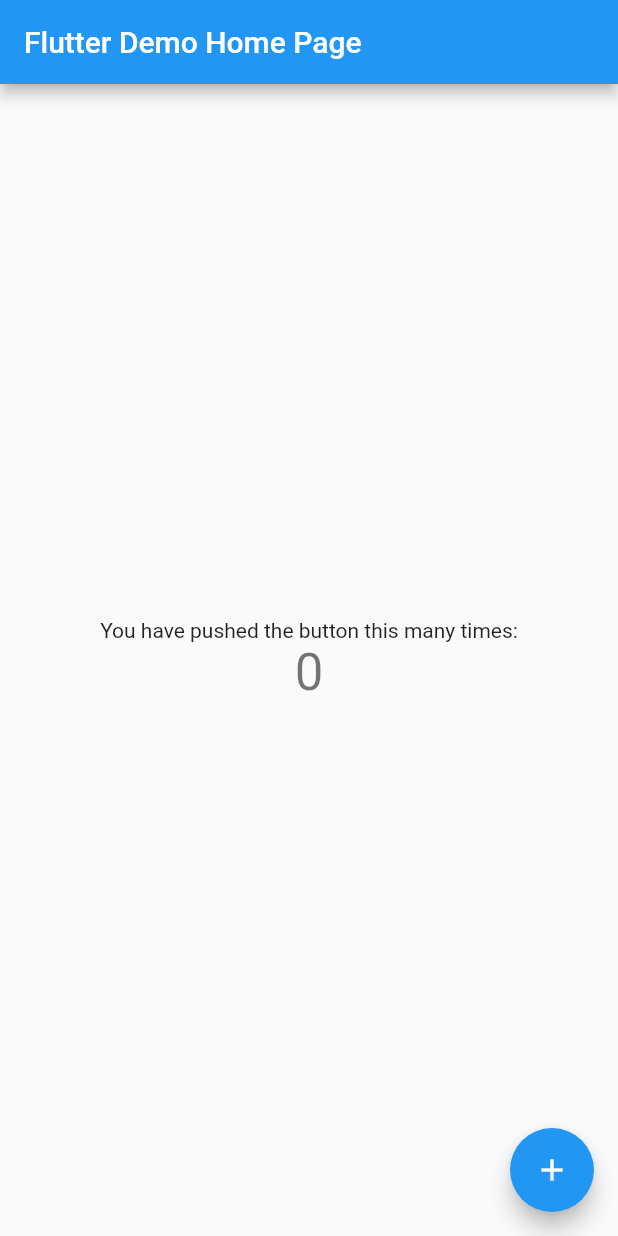
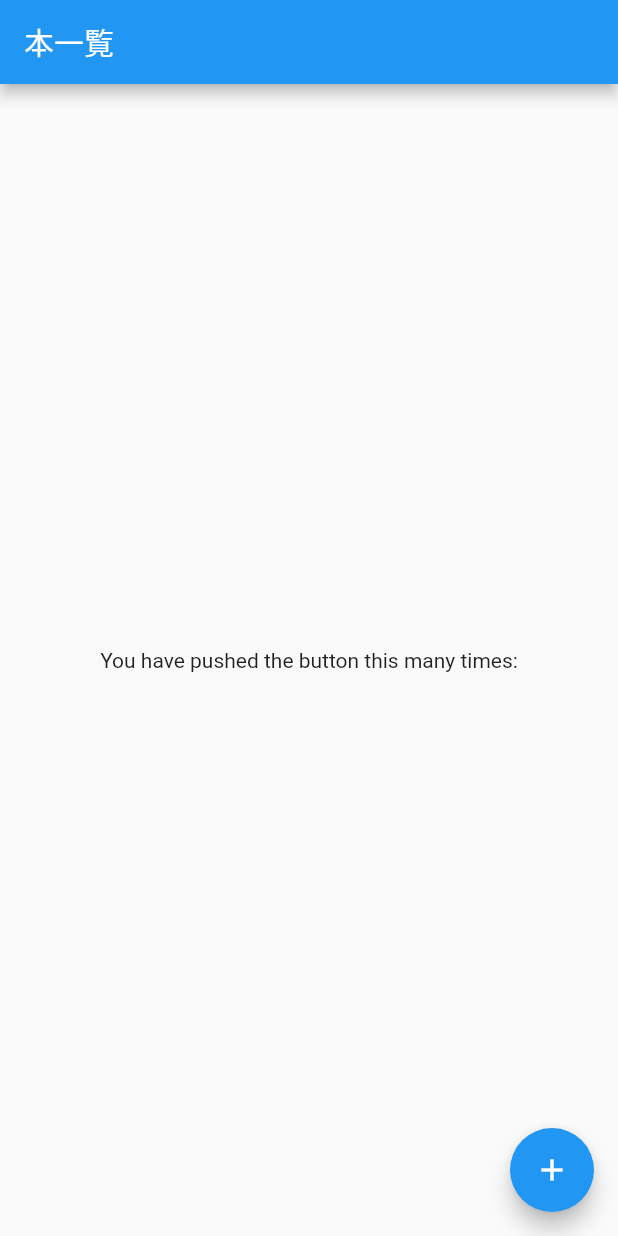
Before and after one commit to itsudemo-docodemo/book_list_sample, a Flutter app: the screen it shows after launch, on a phone screen of 412 x 824 dp. Run offline on Flutter 3.47's test engine with Material 2 defaults, Android fonts, the phone set to English and light mode, and no system bars.

Commit message:
コードをシンプルに

```diff
--- a/lib/main.dart
+++ b/lib/main.dart
@@ -11,102 +11,24 @@ class MyApp extends StatelessWidget {
   @override
   Widget build(BuildContext context) {
     return MaterialApp(
-      title: 'Flutter Demo',
-      theme: ThemeData(
-        // This is the theme of your application.
-        //
-        // Try running your application with "flutter run". You'll see the
-        // application has a blue toolbar. Then, without quitting the app, try
-        // changing the primarySwatch below to Colors.green and then invoke
-        // "hot reload" (press "r" in the console where you ran "flutter run",
-        // or simply save your changes to "hot reload" in a Flutter IDE).
-        // Notice that the counter didn't reset back to zero; the application
-        // is not restarted.
-        primarySwatch: Colors.blue,
-      ),
-      home: const MyHomePage(title: 'Flutter Demo Home Page'),
+      title: 'BookListSample',
+      home: MyHomePage(),
     );
   }
 }
 
-class MyHomePage extends StatefulWidget {
-  const MyHomePage({Key? key, required this.title}) : super(key: key);
-
-  // This widget is the home page of your application. It is stateful, meaning
-  // that it has a State object (defined below) that contains fields that affect
-  // how it looks.
-
-  // This class is the configuration for the state. It holds the values (in this
-  // case the title) provided by the parent (in this case the App widget) and
-  // used by the build method of the State. Fields in a Widget subclass are
-  // always marked "final".
-
-  final String title;
-
-  @override
-  State<MyHomePage> createState() => _MyHomePageState();
-}
-
-class _MyHomePageState extends State<MyHomePage> {
-  int _counter = 0;
-
-  void _incrementCounter() {
-    setState(() {
-      // This call to setState tells the Flutter framework that something has
-      // changed in this State, which causes it to rerun the build method below
-      // so that the display can reflect the updated values. If we changed
-      // _counter without calling setState(), then the build method would not be
-      // called again, and so nothing would appear to happen.
-      _counter++;
-    });
-  }
-
+class MyHomePage extends StatelessWidget {
   @override
   Widget build(BuildContext context) {
-    // This method is rerun every time setState is called, for instance as done
-    // by the _incrementCounter method above.
-    //
-    // The Flutter framework has been optimized to make rerunning build methods
-    // fast, so that you can just rebuild anything that needs updating rather
-    // than having to individually change instances of widgets.
     return Scaffold(
-      appBar: AppBar(
-        // Here we take the value from the MyHomePage object that was created by
-        // the App.build method, and use it to set our appbar title.
-        title: Text(widget.title),
-      ),
+      appBar: AppBar(title: Text('本一覧')),
       body: Center(
-        // Center is a layout widget. It takes a single child and positions it
-        // in the middle of the parent.
-        child: Column(
-          // Column is also a layout widget. It takes a list of children and
-          // arranges them vertically. By default, it sizes itself to fit its
-          // children horizontally, and tries to be as tall as its parent.
-          //
-          // Invoke "debug painting" (press "p" in the console, choose the
-          // "Toggle Debug Paint" action from the Flutter Inspector in Android
-          // Studio, or the "Toggle Debug Paint" command in Visual Studio Code)
-          // to see the wireframe for each widget.
-          //
-          // Column has various properties to control how it sizes itself and
-          // how it positions its children. Here we use mainAxisAlignment to
-          // center the children vertically; the main axis here is the vertical
-          // axis because Columns are vertical (the cross axis would be
-          // horizontal).
-          mainAxisAlignment: MainAxisAlignment.center,
-          children: <Widget>[
-            const Text(
-              'You have pushed the button this many times:',
-            ),
-            Text(
-              '$_counter',
-              style: Theme.of(context).textTheme.headline4,
-            ),
-          ],
+        child: Text(
+          'You have pushed the button this many times:',
         ),
       ),
       floatingActionButton: FloatingActionButton(
-        onPressed: _incrementCounter,
+        onPressed: null,
         tooltip: 'Increment',
         child: const Icon(Icons.add),
       ), // This trailing comma makes auto-formatting nicer for build methods.
```
